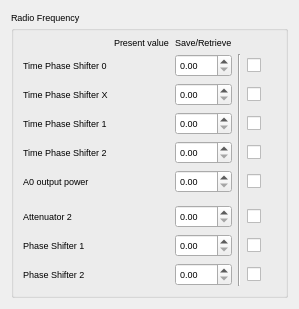
First picture: the form in ctli/widgets/ui/snapshot_radiofrequency.ui, repository srgblnch/LinacGUI, before the edit.
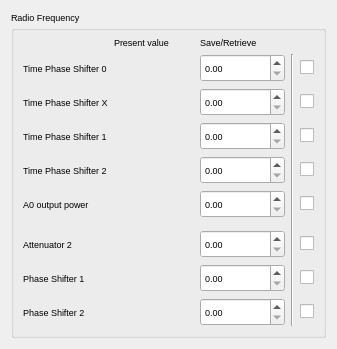
Second picture: the form after the edit. Custom widgets are drawn as their Qt base class.

Commit message: force widget sizes to avoid column resizes

Patch:
```diff
--- a/ctli/widgets/ui/snapshot_radiofrequency.ui
+++ b/ctli/widgets/ui/snapshot_radiofrequency.ui
@@ -6,8 +6,8 @@
    <rect>
     <x>0</x>
     <y>0</y>
-    <width>299</width>
-    <height>266</height>
+    <width>332</width>
+    <height>346</height>
    </rect>
   </property>
   <property name="font">
@@ -50,16 +50,56 @@
        </widget>
       </item>
       <item row="4" column="2">
-       <widget class="QDoubleSpinBox" name="TPS2PhaseWrite"/>
+       <widget class="QDoubleSpinBox" name="TPS2PhaseWrite">
+        <property name="minimumSize">
+         <size>
+          <width>85</width>
+          <height>28</height>
+         </size>
+        </property>
+        <property name="maximumSize">
+         <size>
+          <width>85</width>
+          <height>28</height>
+         </size>
+        </property>
+       </widget>
       </item>
       <item row="8" column="1">
-       <widget class="TaurusLabel" name="PHS1Read"/>
+       <widget class="TaurusLabel" name="PHS1Read">
+        <property name="minimumSize">
+         <size>
+          <width>80</width>
+          <height>20</height>
+         </size>
+        </property>
+       </widget>
       </item>
       <item row="9" column="1">
-       <widget class="TaurusLabel" name="PHS2Read"/>
+       <widget class="TaurusLabel" name="PHS2Read">
+        <property name="minimumSize">
+         <size>
+          <width>80</width>
+          <height>20</height>
+         </size>
+        </property>
+       </widget>
       </item>
       <item row="5" column="2">
-       <widget class="QDoubleSpinBox" name="A0OPWrite"/>
+       <widget class="QDoubleSpinBox" name="A0OPWrite">
+        <property name="minimumSize">
+         <size>
+          <width>85</width>
+          <height>28</height>
+         </size>
+        </property>
+        <property name="maximumSize">
+         <size>
+          <width>85</width>
+          <height>28</height>
+         </size>
+        </property>
+       </widget>
       </item>
       <item row="10" column="1">
        <spacer name="verticalSpacer">
@@ -75,34 +115,134 @@
        </spacer>
       </item>
       <item row="9" column="2">
-       <widget class="QDoubleSpinBox" name="PHS2Write"/>
+       <widget class="QDoubleSpinBox" name="PHS2Write">
+        <property name="minimumSize">
+         <size>
+          <width>85</width>
+          <height>28</height>
+         </size>
+        </property>
+        <property name="maximumSize">
+         <size>
+          <width>85</width>
+          <height>28</height>
+         </size>
+        </property>
+       </widget>
       </item>
       <item row="1" column="2">
-       <widget class="QDoubleSpinBox" name="TPS0PhaseWrite"/>
+       <widget class="QDoubleSpinBox" name="TPS0PhaseWrite">
+        <property name="minimumSize">
+         <size>
+          <width>85</width>
+          <height>28</height>
+         </size>
+        </property>
+        <property name="maximumSize">
+         <size>
+          <width>85</width>
+          <height>28</height>
+         </size>
+        </property>
+       </widget>
       </item>
       <item row="3" column="2">
-       <widget class="QDoubleSpinBox" name="TPS1PhaseWrite"/>
+       <widget class="QDoubleSpinBox" name="TPS1PhaseWrite">
+        <property name="minimumSize">
+         <size>
+          <width>85</width>
+          <height>28</height>
+         </size>
+        </property>
+        <property name="maximumSize">
+         <size>
+          <width>85</width>
+          <height>28</height>
+         </size>
+        </property>
+       </widget>
       </item>
       <item row="8" column="2">
-       <widget class="QDoubleSpinBox" name="PHS1Write"/>
+       <widget class="QDoubleSpinBox" name="PHS1Write">
+        <property name="minimumSize">
+         <size>
+          <width>85</width>
+          <height>28</height>
+         </size>
+        </property>
+        <property name="maximumSize">
+         <size>
+          <width>85</width>
+          <height>28</height>
+         </size>
+        </property>
+       </widget>
       </item>
       <item row="7" column="1">
-       <widget class="TaurusLabel" name="ATT2Read"/>
+       <widget class="TaurusLabel" name="ATT2Read">
+        <property name="minimumSize">
+         <size>
+          <width>80</width>
+          <height>20</height>
+         </size>
+        </property>
+       </widget>
       </item>
       <item row="7" column="2">
-       <widget class="QDoubleSpinBox" name="ATT2Write"/>
+       <widget class="QDoubleSpinBox" name="ATT2Write">
+        <property name="minimumSize">
+         <size>
+          <width>85</width>
+          <height>28</height>
+         </size>
+        </property>
+        <property name="maximumSize">
+         <size>
+          <width>85</width>
+          <height>28</height>
+         </size>
+        </property>
+       </widget>
       </item>
       <item row="5" column="1">
-       <widget class="TaurusLabel" name="A0OPRead"/>
+       <widget class="TaurusLabel" name="A0OPRead">
+        <property name="minimumSize">
+         <size>
+          <width>80</width>
+          <height>20</height>
+         </size>
+        </property>
+       </widget>
       </item>
       <item row="4" column="1">
-       <widget class="TaurusLabel" name="TPS2PhaseRead"/>
+       <widget class="TaurusLabel" name="TPS2PhaseRead">
+        <property name="minimumSize">
+         <size>
+          <width>80</width>
+          <height>20</height>
+         </size>
+        </property>
+       </widget>
       </item>
       <item row="2" column="1">
-       <widget class="TaurusLabel" name="TPSXPhaseRead"/>
+       <widget class="TaurusLabel" name="TPSXPhaseRead">
+        <property name="minimumSize">
+         <size>
+          <width>80</width>
+          <height>20</height>
+         </size>
+        </property>
+       </widget>
       </item>
       <item row="3" column="1">
-       <widget class="TaurusLabel" name="TPS1PhaseRead"/>
+       <widget class="TaurusLabel" name="TPS1PhaseRead">
+        <property name="minimumSize">
+         <size>
+          <width>80</width>
+          <height>20</height>
+         </size>
+        </property>
+       </widget>
       </item>
       <item row="1" column="4">
        <widget class="QCheckBox" name="TPS0PhaseCheck">
@@ -126,10 +266,30 @@
        </widget>
       </item>
       <item row="1" column="1">
-       <widget class="TaurusLabel" name="TPS0PhaseRead"/>
+       <widget class="TaurusLabel" name="TPS0PhaseRead">
+        <property name="minimumSize">
+         <size>
+          <width>80</width>
+          <height>20</height>
+         </size>
+        </property>
+       </widget>
       </item>
       <item row="2" column="2">
-       <widget class="QDoubleSpinBox" name="TPSXPhaseWrite"/>
+       <widget class="QDoubleSpinBox" name="TPSXPhaseWrite">
+        <property name="minimumSize">
+         <size>
+          <width>85</width>
+          <height>28</height>
+         </size>
+        </property>
+        <property name="maximumSize">
+         <size>
+          <width>85</width>
+          <height>28</height>
+         </size>
+        </property>
+       </widget>
       </item>
       <item row="4" column="4">
        <widget class="QCheckBox" name="TPS2PhaseCheck">
@@ -255,17 +415,17 @@
    <header>taurus.qt.qtgui.container</header>
    <container>1</container>
   </customwidget>
+  <customwidget>
+   <class>TaurusGroupBox</class>
+   <extends>QGroupBox</extends>
+   <header>taurus.qt.qtgui.container</header>
+   <container>1</container>
+  </customwidget>
   <customwidget>
    <class>TaurusLabel</class>
    <extends>QLabel</extends>
    <header>taurus.qt.qtgui.display</header>
   </customwidget>
-  <customwidget>
-   <class>TaurusGroupBox</class>
-   <extends>QGroupBox</extends>
-   <header>taurus.qt.qtgui.container</header>
-   <container>1</container>
-  </customwidget>
  </customwidgets>
  <resources/>
  <connections/>
```
Left out of the diff: 2 changed lines with no effect on the pictures. The commit also changes 7 other files.
